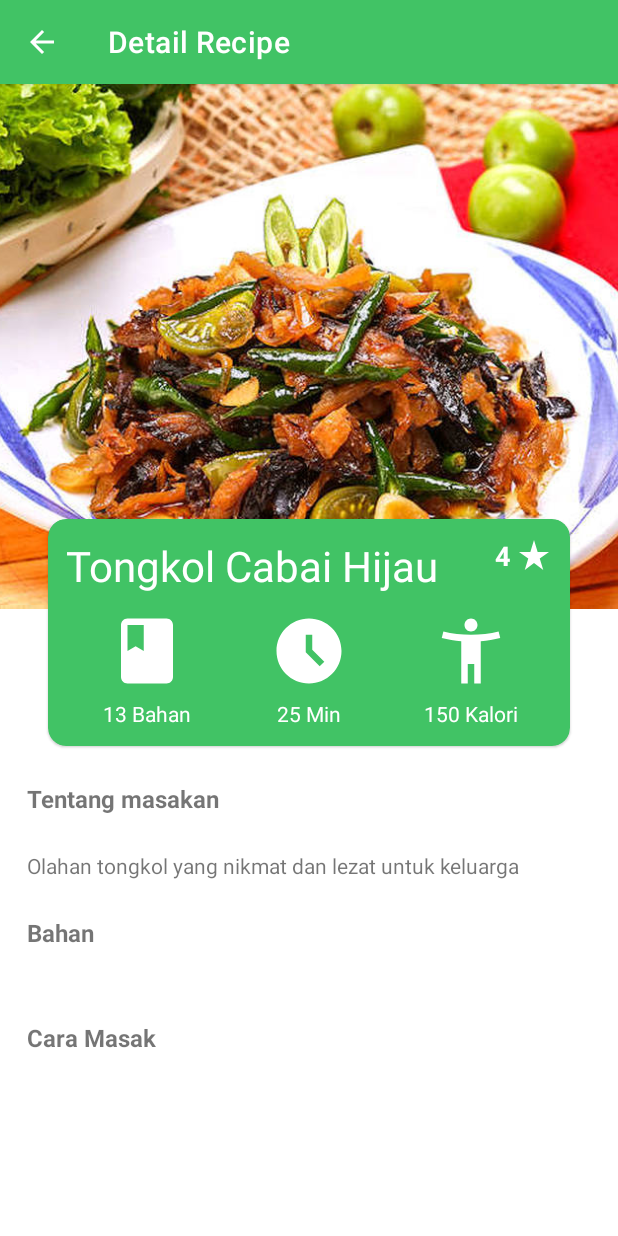
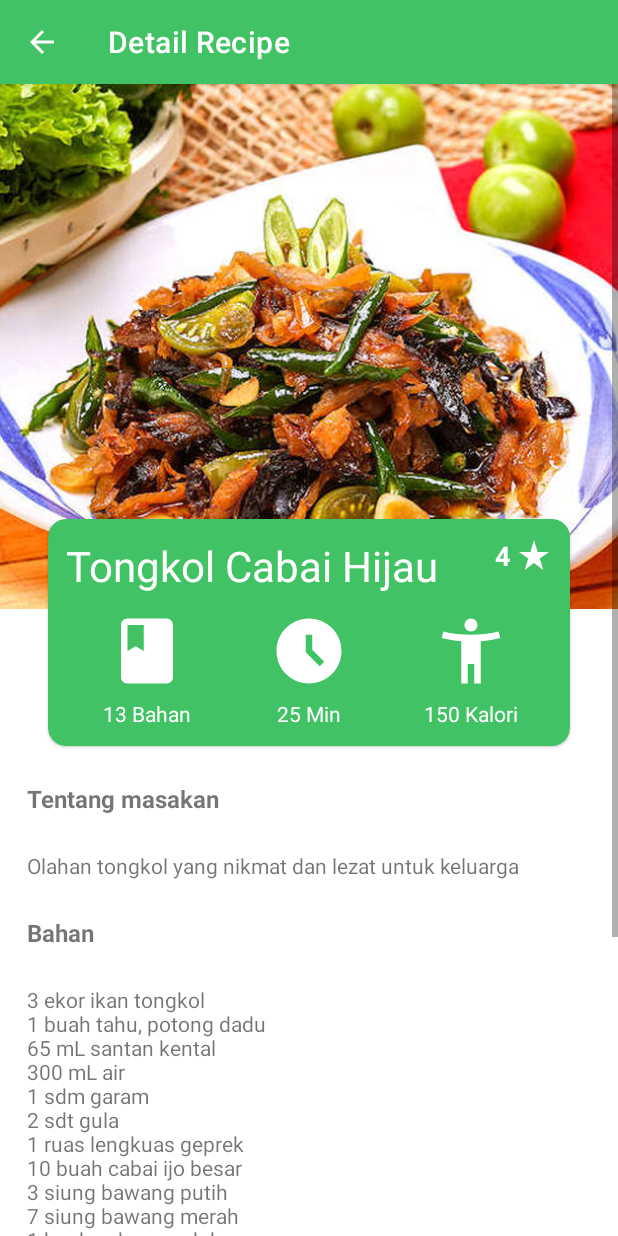
Before and after one commit to GalihAl/My_Recipes, an Android app: the screen it shows after launch (DetailActivity), after a tap on "See Recipe", on a phone screen of 412 x 824 dp. Run offline under Robolectric (Android 15) with nearby library versions, the phone set to English and light mode, and no system bars.

Commit message:
final app, still need little touch

```diff
--- a/app/src/main/java/com/galih/myrecipes/data/RecipeData.kt
+++ b/app/src/main/java/com/galih/myrecipes/data/RecipeData.kt
@@ -96,8 +96,6 @@ object RecipeData {
         150,
         200
     )
-
-
     private val recipeIngredients = arrayOf(
         "3 ekor ikan tongkol\n" +
                 "1 buah tahu, potong dadu\n" +
--- a/app/src/main/java/com/galih/myrecipes/view/DetailActivity.kt
+++ b/app/src/main/java/com/galih/myrecipes/view/DetailActivity.kt
@@ -32,6 +32,8 @@ class DetailActivity : AppCompatActivity() {
             sumIngredient.text = "${recipe.ingredientSum.toString()} Bahan"
             sumTime.text = "${recipe.time.toString()} Min"
             sumCalory.text = "${recipe.calorie.toString()} Kalori"
+            tvBahan.text = recipe.ingredient
+            tvHowToCook.text = recipe.stepCook
         }
         Glide.with(this@DetailActivity).load(recipe.photo).into(binding.ivPhoto)
 
--- a/app/src/main/res/layout/activity_detail.xml
+++ b/app/src/main/res/layout/activity_detail.xml
@@ -146,30 +146,35 @@
             android:textSize="16sp"
             android:textStyle="bold" />
 
-        <androidx.recyclerview.widget.RecyclerView
-            android:id="@+id/rv_bahan"
+        <TextView
+            android:id="@+id/tv_bahan"
             android:layout_width="match_parent"
             android:layout_height="wrap_content"
             android:layout_below="@+id/bahan"
-            android:layout_marginTop="24dp" />
+            android:layout_marginTop="24dp"
+            android:layout_marginStart="18dp"
+            android:layout_marginEnd="18dp"/>
 
         <TextView
             android:id="@+id/how_to_cook"
             android:layout_width="wrap_content"
             android:layout_height="wrap_content"
-            android:layout_below="@+id/rv_bahan"
+            android:layout_below="@+id/tv_bahan"
             android:layout_marginStart="18dp"
             android:layout_marginTop="24dp"
             android:text="@string/cara_masak"
             android:textSize="16sp"
             android:textStyle="bold" />
 
-        <androidx.recyclerview.widget.RecyclerView
-            android:id="@+id/rv_how_to_cook"
+        <TextView
+            android:id="@+id/tv_how_to_cook"
             android:layout_width="match_parent"
             android:layout_height="wrap_content"
             android:layout_below="@+id/how_to_cook"
-            android:layout_marginTop="24dp" />
+            android:layout_marginTop="24dp"
+            android:layout_marginStart="18dp"
+            android:layout_marginEnd="18dp"
+            android:layout_marginBottom="24dp"/>
 
     </RelativeLayout>
 </ScrollView>
```
